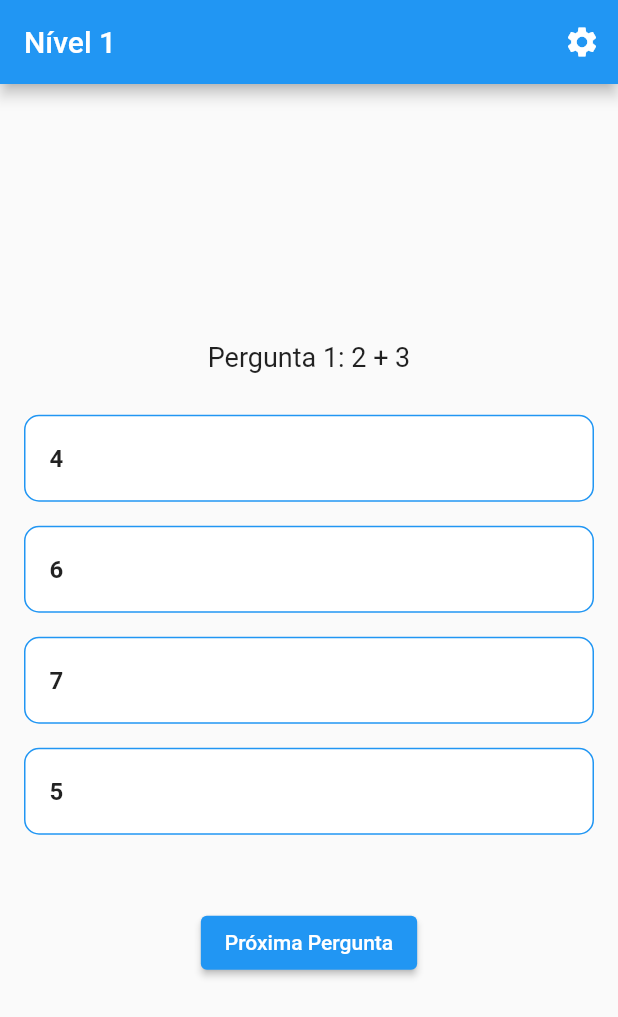
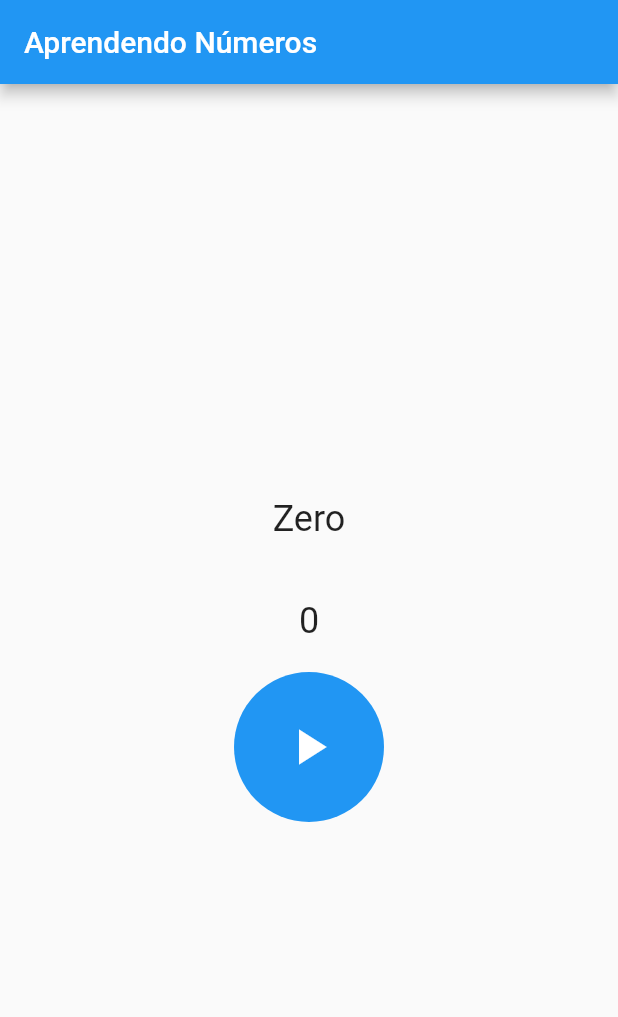
Before and after one commit to Arthsson/AdaptedMath, a Flutter app: the screen it shows after launch, after a tap on "Continuar", after a tap on "Logar", after a tap on "Nível 1", on a phone screen of 412 x 824 dp. Shown: the top 1017 px of the screen. Run offline on Flutter 3.47's test engine with Material 2 defaults, Android fonts, the phone set to English and light mode, and no system bars; project files that could hold a hidden picture were left out.

Commit message:
levels 1,2

```diff
--- /dev/null
+++ b/adapted_math/lib/src/screens/intro/game/levels/bonus/bonus_one_level.dart
@@ -0,0 +1,99 @@
+import 'package:flutter/material.dart';
+
+
+class NumberLearningScreen extends StatefulWidget {
+  const NumberLearningScreen({super.key});
+
+  @override
+  State<NumberLearningScreen> createState() => _NumberLearningScreenState();
+}
+
+class _NumberLearningScreenState extends State<NumberLearningScreen> {
+  final List<String> numbers = [
+    'Zero',
+    'Um',
+    'Dois',
+    'Três',
+    'Quatro',
+    'Cinco',
+    'Seis',
+    'Sete',
+    'Oito',
+    'Nove',
+  ];
+
+  final List<int> quantities = [
+    0,
+    1,
+    2,
+    3,
+    4,
+    5,
+    6,
+    7,
+    8,
+    9,
+  ];
+
+  int currentNumberIndex = 0;
+
+  void nextNumber() {
+    setState(() {
+      if (currentNumberIndex < numbers.length - 1) {
+        currentNumberIndex++;
+      } else {
+        currentNumberIndex = 0;
+      }
+    });
+  }
+
+  @override
+  Widget build(BuildContext context) {
+    return Scaffold(
+      appBar: AppBar(
+        title: Text('Aprendendo Números'),
+      ),
+      body: Center(
+        child: Column(
+          mainAxisAlignment: MainAxisAlignment.center,
+          children: [
+            Text(
+              numbers[currentNumberIndex],
+              style: TextStyle(fontSize: 24),
+            ),
+            SizedBox(height: 20),
+            Row(
+              mainAxisAlignment: MainAxisAlignment.center,
+              children: List.generate(
+                quantities[currentNumberIndex],
+                (index) => Icon(
+                  Icons.circle,
+                  color: Colors.blue,
+                  size: 20,
+                ),
+              ),
+            ),
+            SizedBox(height: 20),
+            Text(
+              quantities[currentNumberIndex].toString(),
+              style: TextStyle(fontSize: 24),
+            ),
+            SizedBox(height: 20),
+            GestureDetector(
+              onTap: nextNumber,
+              child: CircleAvatar(
+                radius: 50,
+                backgroundColor: Colors.blue,
+                child: Icon(
+                  Icons.play_arrow,
+                  color: Colors.white,
+                  size: 40,
+                ),
+              ),
+            ),
+          ],
+        ),
+      ),
+    );
+  }
+}
--- /dev/null
+++ b/adapted_math/lib/src/screens/intro/game/levels/level_comum.dart
@@ -0,0 +1,15 @@
+import 'package:flutter/material.dart';
+
+class Level {
+  final int number;
+  final bool isUnlocked;
+  bool levelClear;
+  final VoidCallback onPressed; // Adicionado onPressed
+
+  Level({
+    required this.number,
+    required this.isUnlocked,
+    required this.levelClear,
+    required this.onPressed, // Adicionado onPressed
+  });
+}
--- a/adapted_math/lib/src/screens/intro/game/menu.dart
+++ b/adapted_math/lib/src/screens/intro/game/menu.dart
@@ -1,3 +1,5 @@
+import 'package:adapted_math/src/screens/intro/game/levels/bonus/bonus_one_level.dart';
+import 'package:adapted_math/src/screens/intro/game/levels/level_comum.dart';
 import 'package:adapted_math/src/screens/intro/profile/profile_page.dart';
 import 'package:adapted_math/src/screens/intro/score/score_page.dart';
 import 'package:adapted_math/src/screens/levels/test.dart';
@@ -13,9 +15,45 @@ class MenuScreen extends StatelessWidget {
     final appSettings = Provider.of<AppSettings>(context);
 
     final levels = [
-      Level(number: 1, isUnlocked: true, levelClear: true),
-      Level(number: 2, isUnlocked: true, levelClear: false),
-      Level(number: 3, isUnlocked: false, levelClear: false),
+      Level(
+        number: 1,
+        isUnlocked: true,
+        levelClear: true,
+        onPressed: () {
+          Navigator.pushReplacement(
+            context,
+            MaterialPageRoute(
+              builder: (context) => const NumberLearningScreen(),
+            ),
+          );
+        },
+      ),
+      Level(
+        number: 2,
+        isUnlocked: true,
+        levelClear: false,
+        onPressed: () {
+          Navigator.pushReplacement(
+            context,
+            MaterialPageRoute(
+              builder: (context) => const QuizScreen(),
+            ),
+          );
+        },
+      ),
+      Level(
+        number: 3,
+        isUnlocked: false,
+        levelClear: false,
+        onPressed: () {
+          Navigator.pushReplacement(
+            context,
+            MaterialPageRoute(
+              builder: (context) => const NumberLearningScreen(),
+            ),
+          );
+        },
+      )
     ];
 
     return Scaffold(
@@ -51,12 +89,7 @@ class MenuScreen extends StatelessWidget {
                     ),
               onTap: level.isUnlocked
                   ? () {
-                      Navigator.pushReplacement(
-                        context,
-                        MaterialPageRoute(
-                          builder: (context) => QuizScreen(),
-                        ),
-                      );
+                      level.onPressed();
                     }
                   : () {},
             ),
@@ -98,20 +131,8 @@ class MenuScreen extends StatelessWidget {
                   }),
               label: 'Perfil'),
         ],
-        onTap: (index) {
-        },
+        onTap: (index) {},
       ),
     );
   }
 }
-
-class Level {
-  final int number;
-  final bool isUnlocked;
-  bool levelClear;
-
-  Level(
-      {required this.number,
-      required this.isUnlocked,
-      required this.levelClear});
-}
--- a/adapted_math/lib/src/screens/levels/test.dart
+++ b/adapted_math/lib/src/screens/levels/test.dart
@@ -2,6 +2,8 @@ import 'package:adapted_math/src/screens/intro/game/menu.dart';
 import 'package:flutter/material.dart';
 
 class QuizScreen extends StatefulWidget {
+  const QuizScreen({super.key});
+
   @override
   State<QuizScreen> createState() => _QuizScreenState();
 }
```
